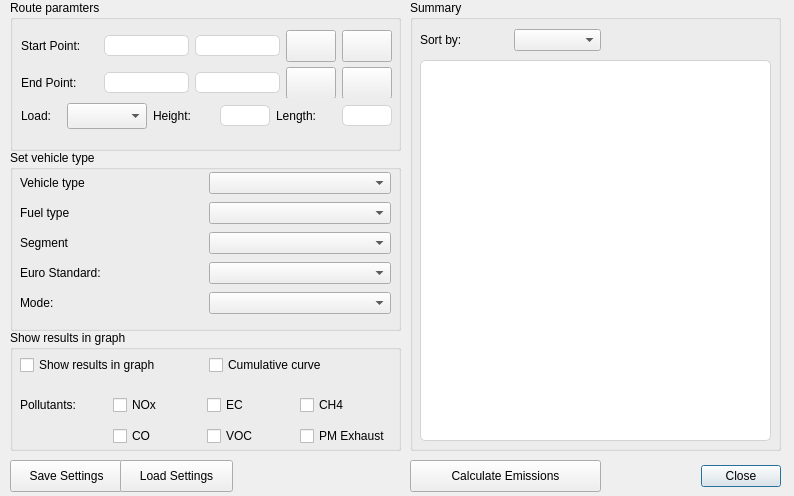
Before: the Qt Designer form road_emission_calculator_dialog_base.ui in NPRA/RoadEmissionCalculator, drawn with Qt 5.
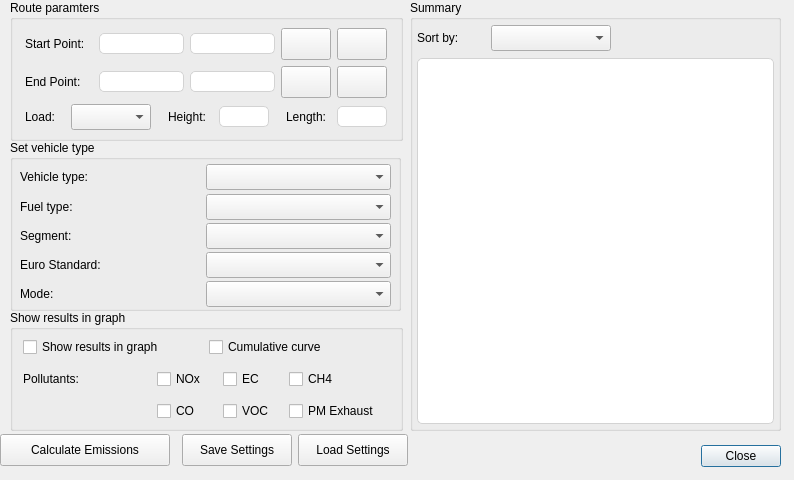
After: the same form once the commit is applied. Icons and pictures are not drawn.

Commit message: - set constraints - bug fixes

```diff
--- a/road_emission_calculator_dialog_base.ui
+++ b/road_emission_calculator_dialog_base.ui
@@ -10,12 +10,33 @@
     <x>0</x>
     <y>0</y>
     <width>794</width>
-    <height>496</height>
+    <height>480</height>
    </rect>
   </property>
+  <property name="sizePolicy">
+   <sizepolicy hsizetype="Fixed" vsizetype="Fixed">
+    <horstretch>0</horstretch>
+    <verstretch>0</verstretch>
+   </sizepolicy>
+  </property>
+  <property name="minimumSize">
+   <size>
+    <width>794</width>
+    <height>480</height>
+   </size>
+  </property>
+  <property name="maximumSize">
+   <size>
+    <width>794</width>
+    <height>480</height>
+   </size>
+  </property>
   <property name="windowTitle">
    <string>Road Emission Calculator</string>
   </property>
+  <property name="sizeGripEnabled">
+   <bool>false</bool>
+  </property>
   <property name="modal">
    <bool>false</bool>
   </property>
@@ -23,7 +44,7 @@
    <property name="geometry">
     <rect>
      <x>610</x>
-     <y>460</y>
+     <y>440</y>
      <width>171</width>
      <height>32</height>
     </rect>
@@ -41,49 +62,90 @@
      <x>410</x>
      <y>0</y>
      <width>371</width>
-     <height>451</height>
+     <height>431</height>
     </rect>
    </property>
    <property name="title">
     <string>Summary</string>
    </property>
+   <layout class="QGridLayout" name="gridLayout_10">
+    <property name="leftMargin">
+     <number>4</number>
+    </property>
+    <property name="topMargin">
+     <number>4</number>
+    </property>
+    <property name="rightMargin">
+     <number>4</number>
+    </property>
+    <property name="bottomMargin">
+     <number>4</number>
+    </property>
+    <item row="0" column="0">
+     <layout class="QGridLayout" name="gridLayout_6">
+      <property name="sizeConstraint">
+       <enum>QLayout::SetFixedSize</enum>
+      </property>
+      <item row="0" column="1">
+       <widget class="QComboBox" name="cmbBoxSortBy">
+        <property name="minimumSize">
+         <size>
+          <width>120</width>
+          <height>26</height>
+         </size>
+        </property>
+        <property name="maximumSize">
+         <size>
+          <width>120</width>
+          <height>26</height>
+         </size>
+        </property>
+       </widget>
+      </item>
+      <item row="0" column="0">
+       <widget class="QLabel" name="label_12">
+        <property name="minimumSize">
+         <size>
+          <width>68</width>
+          <height>28</height>
+         </size>
+        </property>
+        <property name="maximumSize">
+         <size>
+          <width>68</width>
+          <height>28</height>
+         </size>
+        </property>
+        <property name="text">
+         <string>Sort by:</string>
+        </property>
+       </widget>
+      </item>
+      <item row="0" column="2">
+       <spacer name="horizontalSpacer">
+        <property name="orientation">
+         <enum>Qt::Horizontal</enum>
+        </property>
+        <property name="sizeHint" stdset="0">
+         <size>
+          <width>40</width>
+          <height>20</height>
+         </size>
+        </property>
+       </spacer>
+      </item>
+     </layout>
+    </item>
+    <item row="1" column="0">
    <widget class="QListWidget" name="listWidget">
-    <property name="geometry">
-     <rect>
-      <x>10</x>
-      <y>60</y>
-      <width>351</width>
-      <height>381</height>
-     </rect>
-    </property>
     <property name="styleSheet">
      <string notr="true">QListWidget {  
                     border: 1px solid lightgrey; border-radius:5px; background-color: palette(base);}
 </string>
     </property>
    </widget>
-   <widget class="QWidget" name="layoutWidget">
-    <property name="geometry">
-     <rect>
-      <x>10</x>
-      <y>20</y>
-      <width>181</width>
-      <height>41</height>
-     </rect>
-    </property>
-    <layout class="QGridLayout" name="gridLayout_6">
-     <item row="0" column="1">
-      <widget class="QComboBox" name="cmbBoxSortBy"/>
-     </item>
-     <item row="0" column="0">
-      <widget class="QLabel" name="label_12">
-       <property name="text">
-        <string>Sort by:</string>
-       </property>
-      </widget>
-     </item>
-    </layout>
-   </widget>
+    </item>
+   </layout>
   </widget>
   <widget class="QWidget" name="widgetLoading" native="true">
    <property name="enabled">
@@ -94,19 +156,19 @@
      <x>5</x>
      <y>5</y>
      <width>785</width>
-     <height>485</height>
+     <height>470</height>
     </rect>
    </property>
    <property name="minimumSize">
     <size>
      <width>785</width>
-     <height>485</height>
+     <height>470</height>
     </size>
    </property>
    <property name="maximumSize">
     <size>
      <width>785</width>
-     <height>445</height>
+     <height>470</height>
     </size>
    </property>
   </widget>
@@ -114,26 +176,45 @@
    <property name="geometry">
     <rect>
      <x>10</x>
-     <y>330</y>
-     <width>391</width>
+     <y>310</y>
+     <width>393</width>
      <height>121</height>
     </rect>
    </property>
    <property name="title">
     <string>Show results in graph</string>
    </property>
-   <widget class="QWidget" name="layoutWidget">
-    <property name="geometry">
-     <rect>
-      <x>10</x>
-      <y>20</y>
-      <width>371</width>
-      <height>31</height>
-     </rect>
+   <layout class="QGridLayout" name="gridLayout_12">
+    <property name="leftMargin">
+     <number>4</number>
     </property>
+    <property name="topMargin">
+     <number>4</number>
+    </property>
+    <property name="rightMargin">
+     <number>4</number>
+    </property>
+    <property name="bottomMargin">
+     <number>4</number>
+    </property>
+    <item row="0" column="0">
+     <layout class="QGridLayout" name="gridLayout_7">
+      <item row="0" column="0">
     <layout class="QGridLayout" name="gridLayout_4">
      <item row="0" column="1">
       <widget class="QCheckBox" name="checkBoxCumulative">
+          <property name="minimumSize">
+           <size>
+            <width>180</width>
+            <height>26</height>
+           </size>
+          </property>
+          <property name="maximumSize">
+           <size>
+            <width>180</width>
+            <height>26</height>
+           </size>
+          </property>
        <property name="text">
         <string>Cumulative curve</string>
        </property>
@@ -141,25 +222,41 @@
      </item>
      <item row="0" column="0">
       <widget class="QCheckBox" name="checkBoxShowInGraph">
+          <property name="minimumSize">
+           <size>
+            <width>180</width>
+            <height>26</height>
+           </size>
+          </property>
+          <property name="maximumSize">
+           <size>
+            <width>180</width>
+            <height>26</height>
+           </size>
+          </property>
        <property name="text">
         <string>Show results in graph</string>
        </property>
       </widget>
      </item>
     </layout>
-   </widget>
-   <widget class="QWidget" name="layoutWidget">
-    <property name="geometry">
-     <rect>
-      <x>10</x>
-      <y>60</y>
-      <width>371</width>
-      <height>61</height>
-     </rect>
-    </property>
+      </item>
+      <item row="1" column="0">
     <layout class="QGridLayout" name="gridLayout_5">
      <item row="0" column="1">
       <widget class="QCheckBox" name="checkBoxNox">
+          <property name="minimumSize">
+           <size>
+            <width>60</width>
+            <height>26</height>
+           </size>
+          </property>
+          <property name="maximumSize">
+           <size>
+            <width>60</width>
+            <height>26</height>
+           </size>
+          </property>
        <property name="text">
         <string>NOx</string>
        </property>
@@ -167,6 +264,18 @@
      </item>
      <item row="1" column="3">
       <widget class="QCheckBox" name="checkBoxPmExhaust">
+          <property name="minimumSize">
+           <size>
+            <width>100</width>
+            <height>26</height>
+           </size>
+          </property>
+          <property name="maximumSize">
+           <size>
+            <width>100</width>
+            <height>26</height>
+           </size>
+          </property>
        <property name="text">
         <string>PM Exhaust</string>
        </property>
@@ -174,6 +283,18 @@
      </item>
      <item row="0" column="2">
       <widget class="QCheckBox" name="checkBoxEc">
+          <property name="minimumSize">
+           <size>
+            <width>60</width>
+            <height>26</height>
+           </size>
+          </property>
+          <property name="maximumSize">
+           <size>
+            <width>60</width>
+            <height>26</height>
+           </size>
+          </property>
        <property name="text">
         <string>EC</string>
        </property>
@@ -188,6 +309,18 @@
      </item>
      <item row="0" column="3">
       <widget class="QCheckBox" name="checkBoxCh4">
+          <property name="minimumSize">
+           <size>
+            <width>100</width>
+            <height>26</height>
+           </size>
+          </property>
+          <property name="maximumSize">
+           <size>
+            <width>100</width>
+            <height>26</height>
+           </size>
+          </property>
        <property name="text">
         <string>CH4</string>
        </property>
@@ -195,6 +328,18 @@
      </item>
      <item row="1" column="2">
       <widget class="QCheckBox" name="checkBoxVoc">
+          <property name="minimumSize">
+           <size>
+            <width>60</width>
+            <height>26</height>
+           </size>
+          </property>
+          <property name="maximumSize">
+           <size>
+            <width>60</width>
+            <height>26</height>
+           </size>
+          </property>
        <property name="text">
         <string>VOC</string>
        </property>
@@ -202,36 +347,102 @@
      </item>
      <item row="1" column="1">
       <widget class="QCheckBox" name="checkBoxCo">
+          <property name="minimumSize">
+           <size>
+            <width>60</width>
+            <height>26</height>
+           </size>
+          </property>
+          <property name="maximumSize">
+           <size>
+            <width>60</width>
+            <height>26</height>
+           </size>
+          </property>
        <property name="text">
         <string>CO</string>
        </property>
       </widget>
      </item>
     </layout>
-   </widget>
+      </item>
+     </layout>
+    </item>
+   </layout>
   </widget>
   <widget class="QGroupBox" name="groupBoxCalculator">
    <property name="geometry">
     <rect>
      <x>10</x>
      <y>0</y>
-     <width>391</width>
-     <height>151</height>
+     <width>393</width>
+     <height>141</height>
     </rect>
    </property>
    <property name="title">
     <string>Route paramters</string>
    </property>
-   <widget class="QWidget" name="layoutWidget">
-    <property name="geometry">
-     <rect>
-      <x>11</x>
-      <y>30</y>
-      <width>371</width>
-      <height>68</height>
-     </rect>
+   <layout class="QGridLayout" name="gridLayout_11">
+    <property name="leftMargin">
+     <number>4</number>
     </property>
+    <property name="topMargin">
+     <number>4</number>
+    </property>
+    <property name="rightMargin">
+     <number>4</number>
+    </property>
+    <property name="bottomMargin">
+     <number>4</number>
+    </property>
+    <item row="0" column="0">
+     <layout class="QGridLayout" name="gridLayout_9">
+      <item row="0" column="0">
     <layout class="QGridLayout" name="gridLayout">
+        <item row="1" column="2">
+         <widget class="QLineEdit" name="lineEditEndY">
+          <property name="minimumSize">
+           <size>
+            <width>85</width>
+            <height>21</height>
+           </size>
+          </property>
+          <property name="maximumSize">
+           <size>
+            <width>85</width>
+            <height>21</height>
+           </size>
+          </property>
+          <property name="styleSheet">
+           <string notr="true">QLineEdit{border: 1px solid lightgrey; border-radius:5px; }</string>
+          </property>
+         </widget>
+        </item>
+        <item row="0" column="0">
+         <widget class="QLabel" name="label_2">
+          <property name="sizePolicy">
+           <sizepolicy hsizetype="Fixed" vsizetype="Fixed">
+            <horstretch>0</horstretch>
+            <verstretch>0</verstretch>
+           </sizepolicy>
+          </property>
+          <property name="minimumSize">
+           <size>
+            <width>68</width>
+            <height>28</height>
+           </size>
+          </property>
+          <property name="maximumSize">
+           <size>
+            <width>68</width>
+            <height>28</height>
+           </size>
+          </property>
+          <property name="text">
+           <string>Start Point:</string>
+          </property>
+         </widget>
+        </item>
      <item row="1" column="1">
       <widget class="QLineEdit" name="lineEditEndX">
        <property name="minimumSize">
@@ -255,7 +466,7 @@
       <widget class="QLineEdit" name="lineEditStartY">
        <property name="minimumSize">
         <size>
-         <width>85</width>
+            <width>45</width>
          <height>21</height>
         </size>
        </property>
@@ -270,46 +481,14 @@
        </property>
       </widget>
      </item>
-     <item row="1" column="2">
-      <widget class="QLineEdit" name="lineEditEndY">
-       <property name="minimumSize">
-        <size>
-         <width>85</width>
-         <height>21</height>
-        </size>
-       </property>
-       <property name="maximumSize">
-        <size>
-         <width>85</width>
-         <height>21</height>
-        </size>
-       </property>
-       <property name="styleSheet">
-        <string notr="true">QLineEdit{border: 1px solid lightgrey; border-radius:5px; }</string>
-       </property>
-      </widget>
-     </item>
-     <item row="0" column="1">
-      <widget class="QLineEdit" name="lineEditStartX">
-       <property name="minimumSize">
-        <size>
-         <width>85</width>
-         <height>21</height>
-        </size>
-       </property>
-       <property name="maximumSize">
-        <size>
-         <width>85</width>
-         <height>21</height>
-        </size>
-       </property>
-       <property name="styleSheet">
-        <string notr="true">QLineEdit{border: 1px solid lightgrey; border-radius:5px; }</string>
-       </property>
-      </widget>
-     </item>
-     <item row="0" column="4">
-      <widget class="QPushButton" name="btnRemoveStartPoint">
+        <item row="0" column="3">
+         <widget class="QPushButton" name="btnAddStartPoint">
+          <property name="sizePolicy">
+           <sizepolicy hsizetype="Fixed" vsizetype="Fixed">
+            <horstretch>0</horstretch>
+            <verstretch>0</verstretch>
+           </sizepolicy>
+          </property>
        <property name="minimumSize">
         <size>
          <width>50</width>
@@ -327,7 +506,7 @@
        </property>
        <property name="icon">
         <iconset>
-         <normaloff>images/trash_64.png</normaloff>images/trash_64.png</iconset>
+            <normaloff>images/pencil_64.png</normaloff>images/pencil_64.png</iconset>
        </property>
        <property name="autoDefault">
         <bool>false</bool>
@@ -336,6 +515,12 @@
      </item>
      <item row="1" column="4">
       <widget class="QPushButton" name="btnRemoveEndPoint">
+          <property name="sizePolicy">
+           <sizepolicy hsizetype="Fixed" vsizetype="Fixed">
+            <horstretch>0</horstretch>
+            <verstretch>0</verstretch>
+           </sizepolicy>
+          </property>
        <property name="minimumSize">
         <size>
          <width>50</width>
@@ -360,86 +545,129 @@
        </property>
       </widget>
      </item>
-     <item row="1" column="3">
-      <widget class="QPushButton" name="btnAddEndPoint">
-       <property name="minimumSize">
-        <size>
-         <width>50</width>
-         <height>32</height>
-        </size>
-       </property>
-       <property name="maximumSize">
-        <size>
-         <width>50</width>
-         <height>32</height>
-        </size>
-       </property>
-       <property name="text">
-        <string/>
-       </property>
-       <property name="icon">
-        <iconset>
-         <normaloff>images/pencil_64.png</normaloff>images/pencil_64.png</iconset>
-       </property>
-       <property name="autoDefault">
-        <bool>false</bool>
-       </property>
-      </widget>
-     </item>
-     <item row="0" column="3">
-      <widget class="QPushButton" name="btnAddStartPoint">
-       <property name="minimumSize">
-        <size>
-         <width>50</width>
-         <height>32</height>
-        </size>
-       </property>
-       <property name="maximumSize">
-        <size>
-         <width>50</width>
-         <height>32</height>
-        </size>
-       </property>
-       <property name="text">
-        <string/>
-       </property>
-       <property name="icon">
-        <iconset>
-         <normaloff>images/pencil_64.png</normaloff>images/pencil_64.png</iconset>
-       </property>
-       <property name="autoDefault">
-        <bool>false</bool>
-       </property>
-      </widget>
-     </item>
      <item row="1" column="0">
       <widget class="QLabel" name="label_4">
+          <property name="sizePolicy">
+           <sizepolicy hsizetype="Fixed" vsizetype="Fixed">
+            <horstretch>0</horstretch>
+            <verstretch>0</verstretch>
+           </sizepolicy>
+          </property>
+          <property name="minimumSize">
+           <size>
+            <width>68</width>
+            <height>28</height>
+           </size>
+          </property>
+          <property name="maximumSize">
+           <size>
+            <width>68</width>
+            <height>28</height>
+           </size>
+          </property>
        <property name="text">
         <string>End Point:</string>
        </property>
       </widget>
      </item>
-     <item row="0" column="0">
-      <widget class="QLabel" name="label_2">
+        <item row="0" column="4">
+         <widget class="QPushButton" name="btnRemoveStartPoint">
+          <property name="sizePolicy">
+           <sizepolicy hsizetype="Fixed" vsizetype="Fixed">
+            <horstretch>0</horstretch>
+            <verstretch>0</verstretch>
+           </sizepolicy>
+          </property>
+          <property name="minimumSize">
+           <size>
+            <width>50</width>
+            <height>32</height>
+           </size>
+          </property>
+          <property name="maximumSize">
+           <size>
+            <width>50</width>
+            <height>32</height>
+           </size>
+          </property>
        <property name="text">
-        <string>Start Point:</string>
+           <string/>
+          </property>
+          <property name="icon">
+           <iconset>
+            <normaloff>images/trash_64.png</normaloff>images/trash_64.png</iconset>
+          </property>
+          <property name="autoDefault">
+           <bool>false</bool>
+          </property>
+         </widget>
+        </item>
+        <item row="0" column="1">
+         <widget class="QLineEdit" name="lineEditStartX">
+          <property name="minimumSize">
+           <size>
+            <width>85</width>
+            <height>21</height>
+           </size>
+          </property>
+          <property name="maximumSize">
+           <size>
+            <width>85</width>
+            <height>21</height>
+           </size>
+          </property>
+          <property name="styleSheet">
+           <string notr="true">QLineEdit{border: 1px solid lightgrey; border-radius:5px; }</string>
+          </property>
+         </widget>
+        </item>
+        <item row="1" column="3">
+         <widget class="QPushButton" name="btnAddEndPoint">
+          <property name="sizePolicy">
+           <sizepolicy hsizetype="Fixed" vsizetype="Fixed">
+            <horstretch>0</horstretch>
+            <verstretch>0</verstretch>
+           </sizepolicy>
+          </property>
+          <property name="minimumSize">
+           <size>
+            <width>50</width>
+            <height>32</height>
+           </size>
+          </property>
+          <property name="maximumSize">
+           <size>
+            <width>50</width>
+            <height>32</height>
+           </size>
+          </property>
+          <property name="text">
+           <string/>
+          </property>
+          <property name="icon">
+           <iconset>
+            <normaloff>images/pencil_64.png</normaloff>images/pencil_64.png</iconset>
+          </property>
+          <property name="autoDefault">
+           <bool>false</bool>
        </property>
       </widget>
      </item>
     </layout>
-   </widget>
-   <widget class="QWidget" name="layoutWidget">
-    <property name="geometry">
-     <rect>
-      <x>11</x>
-      <y>96</y>
-      <width>371</width>
-      <height>41</height>
-     </rect>
-    </property>
+      </item>
+      <item row="1" column="0">
     <layout class="QGridLayout" name="gridLayout_2">
+        <property name="sizeConstraint">
+         <enum>QLayout::SetFixedSize</enum>
+        </property>
      <item row="0" column="1">
       <widget class="QComboBox" name="cmbBoxLoad">
+          <property name="sizePolicy">
+           <sizepolicy hsizetype="Fixed" vsizetype="Fixed">
+            <horstretch>0</horstretch>
+            <verstretch>0</verstretch>
+           </sizepolicy>
+          </property>
        <property name="minimumSize">
         <size>
          <width>80</width>
@@ -452,10 +680,90 @@
          <height>26</height>
         </size>
        </property>
-      </widget>
-     </item>
-     <item row="0" column="4">
+          <property name="sizeIncrement">
+           <size>
+            <width>80</width>
+            <height>26</height>
+           </size>
+          </property>
+          <property name="baseSize">
+           <size>
+            <width>80</width>
+            <height>26</height>
+           </size>
+          </property>
+         </widget>
+        </item>
+        <item row="0" column="5">
+         <widget class="QLineEdit" name="lineEditLength">
+          <property name="sizePolicy">
+           <sizepolicy hsizetype="Preferred" vsizetype="Preferred">
+            <horstretch>0</horstretch>
+            <verstretch>0</verstretch>
+           </sizepolicy>
+          </property>
+          <property name="minimumSize">
+           <size>
+            <width>50</width>
+            <height>21</height>
+           </size>
+          </property>
+          <property name="maximumSize">
+           <size>
+            <width>50</width>
+            <height>21</height>
+           </size>
+          </property>
+          <property name="styleSheet">
+           <string notr="true">QLineEdit{border: 1px solid lightgrey; border-radius:5px; }</string>
+          </property>
+         </widget>
+        </item>
+        <item row="0" column="2" alignment="Qt::AlignRight">
+         <widget class="QLabel" name="label">
+          <property name="sizePolicy">
+           <sizepolicy hsizetype="Preferred" vsizetype="Preferred">
+            <horstretch>0</horstretch>
+            <verstretch>0</verstretch>
+           </sizepolicy>
+          </property>
+          <property name="minimumSize">
+           <size>
+            <width>45</width>
+            <height>26</height>
+           </size>
+          </property>
+          <property name="maximumSize">
+           <size>
+            <width>45</width>
+            <height>26</height>
+           </size>
+          </property>
+          <property name="text">
+           <string>Height:</string>
+          </property>
+         </widget>
+        </item>
+        <item row="0" column="4" alignment="Qt::AlignRight">
       <widget class="QLabel" name="label_5">
+          <property name="sizePolicy">
+           <sizepolicy hsizetype="Preferred" vsizetype="Preferred">
+            <horstretch>0</horstretch>
+            <verstretch>0</verstretch>
+           </sizepolicy>
+          </property>
+          <property name="minimumSize">
+           <size>
+            <width>45</width>
+            <height>26</height>
+           </size>
+          </property>
+          <property name="maximumSize">
+           <size>
+            <width>45</width>
+            <height>26</height>
+           </size>
+          </property>
        <property name="text">
         <string>Length:</string>
        </property>
@@ -463,6 +771,12 @@
      </item>
      <item row="0" column="3">
       <widget class="QLineEdit" name="lineEditHeight">
+          <property name="sizePolicy">
+           <sizepolicy hsizetype="Preferred" vsizetype="Preferred">
+            <horstretch>0</horstretch>
+            <verstretch>0</verstretch>
+           </sizepolicy>
+          </property>
        <property name="minimumSize">
         <size>
          <width>50</width>
@@ -482,16 +796,22 @@
      </item>
      <item row="0" column="0">
       <widget class="QLabel" name="label_11">
+          <property name="sizePolicy">
+           <sizepolicy hsizetype="Preferred" vsizetype="Preferred">
+            <horstretch>0</horstretch>
+            <verstretch>0</verstretch>
+           </sizepolicy>
+          </property>
        <property name="minimumSize">
         <size>
          <width>40</width>
-         <height>0</height>
+            <height>26</height>
         </size>
        </property>
        <property name="maximumSize">
         <size>
          <width>40</width>
-         <height>16777215</height>
+            <height>26</height>
         </size>
        </property>
        <property name="text">
@@ -499,113 +819,75 @@
        </property>
       </widget>
      </item>
-     <item row="0" column="2">
-      <widget class="QLabel" name="label">
-       <property name="text">
-        <string>Height:</string>
-       </property>
-      </widget>
-     </item>
-     <item row="0" column="5">
-      <widget class="QLineEdit" name="lineEditLength">
-       <property name="minimumSize">
-        <size>
-         <width>50</width>
-         <height>21</height>
-        </size>
-       </property>
-       <property name="maximumSize">
-        <size>
-         <width>50</width>
-         <height>21</height>
-        </size>
-       </property>
-       <property name="styleSheet">
-        <string notr="true">QLineEdit{border: 1px solid lightgrey; border-radius:5px; }</string>
-       </property>
-      </widget>
-     </item>
-    </layout>
-   </widget>
-  </widget>
-  <widget class="QPushButton" name="btnGetEmissions">
-   <property name="geometry">
-    <rect>
-     <x>410</x>
-     <y>460</y>
-     <width>191</width>
-     <height>32</height>
-    </rect>
-   </property>
-   <property name="text">
-    <string>Calculate Emissions</string>
-   </property>
-   <property name="autoDefault">
-    <bool>false</bool>
-   </property>
-  </widget>
-  <widget class="QPushButton" name="btnSaveSettings">
-   <property name="enabled">
-    <bool>true</bool>
-   </property>
-   <property name="geometry">
-    <rect>
-     <x>10</x>
-     <y>460</y>
-     <width>113</width>
-     <height>32</height>
-    </rect>
-   </property>
-   <property name="text">
-    <string>Save Settings</string>
-   </property>
-   <property name="autoDefault">
-    <bool>false</bool>
-   </property>
-  </widget>
-  <widget class="QPushButton" name="btnLoadSettings">
-   <property name="geometry">
-    <rect>
-     <x>120</x>
-     <y>460</y>
-     <width>113</width>
-     <height>32</height>
-    </rect>
-   </property>
-   <property name="text">
-    <string>Load Settings</string>
-   </property>
-   <property name="autoDefault">
-    <bool>false</bool>
-   </property>
+       </layout>
+      </item>
+     </layout>
+    </item>
+   </layout>
   </widget>
   <widget class="QGroupBox" name="groupBox_3">
    <property name="geometry">
     <rect>
      <x>10</x>
-     <y>150</y>
+     <y>140</y>
      <width>391</width>
-     <height>181</height>
+     <height>171</height>
     </rect>
    </property>
    <property name="title">
     <string>Set vehicle type</string>
    </property>
-   <widget class="QWidget" name="layoutWidget">
-    <property name="geometry">
-     <rect>
-      <x>10</x>
-      <y>20</y>
-      <width>371</width>
-      <height>146</height>
-     </rect>
+   <layout class="QGridLayout" name="gridLayout_8">
+    <property name="leftMargin">
+     <number>4</number>
     </property>
+    <property name="topMargin">
+     <number>4</number>
+    </property>
+    <property name="rightMargin">
+     <number>4</number>
+    </property>
+    <property name="bottomMargin">
+     <number>4</number>
+    </property>
+    <item row="0" column="0">
     <layout class="QGridLayout" name="gridLayout_3">
      <item row="2" column="1">
-      <widget class="QComboBox" name="cmbBoxSegment"/>
+       <widget class="QComboBox" name="cmbBoxSegment">
+        <property name="sizePolicy">
+         <sizepolicy hsizetype="Fixed" vsizetype="Fixed">
+          <horstretch>0</horstretch>
+          <verstretch>0</verstretch>
+         </sizepolicy>
+        </property>
+        <property name="minimumSize">
+         <size>
+          <width>185</width>
+          <height>26</height>
+         </size>
+        </property>
+        <property name="maximumSize">
+         <size>
+          <width>185</width>
+          <height>26</height>
+         </size>
+        </property>
+       </widget>
      </item>
      <item row="3" column="0">
       <widget class="QLabel" name="label_10">
+        <property name="minimumSize">
+         <size>
+          <width>180</width>
+          <height>26</height>
+         </size>
+        </property>
+        <property name="maximumSize">
+         <size>
+          <width>180</width>
+          <height>26</height>
+         </size>
+        </property>
        <property name="text">
         <string>Euro Standard:</string>
        </property>
@@ -613,19 +895,87 @@
      </item>
      <item row="4" column="0">
       <widget class="QLabel" name="label_6">
+        <property name="minimumSize">
+         <size>
+          <width>180</width>
+          <height>26</height>
+         </size>
+        </property>
+        <property name="maximumSize">
+         <size>
+          <width>180</width>
+          <height>26</height>
+         </size>
+        </property>
        <property name="text">
         <string>Mode:</string>
        </property>
       </widget>
      </item>
      <item row="4" column="1">
-      <widget class="QComboBox" name="cmbBoxMode"/>
+       <widget class="QComboBox" name="cmbBoxMode">
+        <property name="sizePolicy">
+         <sizepolicy hsizetype="Fixed" vsizetype="Fixed">
+          <horstretch>0</horstretch>
+          <verstretch>0</verstretch>
+         </sizepolicy>
+        </property>
+        <property name="minimumSize">
+         <size>
+          <width>185</width>
+          <height>26</height>
+         </size>
+        </property>
+        <property name="maximumSize">
+         <size>
+          <width>185</width>
+          <height>26</height>
+         </size>
+        </property>
+       </widget>
      </item>
      <item row="3" column="1">
-      <widget class="QComboBox" name="cmbBoxEuroStd"/>
+       <widget class="QComboBox" name="cmbBoxEuroStd">
+        <property name="sizePolicy">
+         <sizepolicy hsizetype="Fixed" vsizetype="Fixed">
+          <horstretch>0</horstretch>
+          <verstretch>0</verstretch>
+         </sizepolicy>
+        </property>
+        <property name="minimumSize">
+         <size>
+          <width>185</width>
+          <height>26</height>
+         </size>
+        </property>
+        <property name="maximumSize">
+         <size>
+          <width>185</width>
+          <height>26</height>
+         </size>
+        </property>
+       </widget>
      </item>
      <item row="1" column="1">
       <widget class="QComboBox" name="cmbBoxFuelType">
+        <property name="sizePolicy">
+         <sizepolicy hsizetype="Fixed" vsizetype="Fixed">
+          <horstretch>0</horstretch>
+          <verstretch>0</verstretch>
+         </sizepolicy>
+        </property>
+        <property name="minimumSize">
+         <size>
+          <width>185</width>
+          <height>26</height>
+         </size>
+        </property>
+        <property name="maximumSize">
+         <size>
+          <width>185</width>
+          <height>26</height>
+         </size>
+        </property>
        <property name="sizeAdjustPolicy">
         <enum>QComboBox::AdjustToContents</enum>
        </property>
@@ -633,6 +983,24 @@
      </item>
      <item row="0" column="1">
       <widget class="QComboBox" name="cmbBoxVehicleType">
+        <property name="sizePolicy">
+         <sizepolicy hsizetype="Fixed" vsizetype="Fixed">
+          <horstretch>0</horstretch>
+          <verstretch>0</verstretch>
+         </sizepolicy>
+        </property>
+        <property name="minimumSize">
+         <size>
+          <width>185</width>
+          <height>26</height>
+         </size>
+        </property>
+        <property name="maximumSize">
+         <size>
+          <width>185</width>
+          <height>26</height>
+         </size>
+        </property>
        <property name="editable">
         <bool>false</bool>
        </property>
@@ -643,29 +1011,171 @@
      </item>
      <item row="0" column="0">
       <widget class="QLabel" name="label_7">
+        <property name="sizePolicy">
+         <sizepolicy hsizetype="Fixed" vsizetype="Fixed">
+          <horstretch>0</horstretch>
+          <verstretch>0</verstretch>
+         </sizepolicy>
+        </property>
+        <property name="minimumSize">
+         <size>
+          <width>180</width>
+          <height>26</height>
+         </size>
+        </property>
+        <property name="maximumSize">
+         <size>
+          <width>180</width>
+          <height>26</height>
+         </size>
+        </property>
        <property name="text">
-        <string>Vehicle type</string>
+         <string>Vehicle type:</string>
        </property>
       </widget>
      </item>
      <item row="2" column="0">
       <widget class="QLabel" name="label_9">
+        <property name="minimumSize">
+         <size>
+          <width>180</width>
+          <height>26</height>
+         </size>
+        </property>
+        <property name="maximumSize">
+         <size>
+          <width>180</width>
+          <height>26</height>
+         </size>
+        </property>
        <property name="text">
-        <string>Segment</string>
+         <string>Segment:</string>
        </property>
       </widget>
      </item>
      <item row="1" column="0">
       <widget class="QLabel" name="label_8">
+        <property name="minimumSize">
+         <size>
+          <width>180</width>
+          <height>26</height>
+         </size>
+        </property>
+        <property name="maximumSize">
+         <size>
+          <width>180</width>
+          <height>26</height>
+         </size>
+        </property>
+        <property name="sizeIncrement">
+         <size>
+          <width>0</width>
+          <height>0</height>
+         </size>
+        </property>
        <property name="text">
-        <string>Fuel type</string>
+         <string>Fuel type:</string>
        </property>
       </widget>
      </item>
     </layout>
-   </widget>
-  </widget>
-  <zorder>widgetLoading</zorder>
+    </item>
+   </layout>
+  </widget>
+  <widget class="QWidget" name="">
+   <property name="geometry">
+    <rect>
+     <x>0</x>
+     <y>430</y>
+     <width>408</width>
+     <height>41</height>
+    </rect>
+   </property>
+   <layout class="QGridLayout" name="gridLayout_13">
+    <item row="0" column="2">
+     <widget class="QPushButton" name="btnSaveSettings">
+      <property name="enabled">
+       <bool>true</bool>
+      </property>
+      <property name="minimumSize">
+       <size>
+        <width>110</width>
+        <height>32</height>
+       </size>
+      </property>
+      <property name="maximumSize">
+       <size>
+        <width>110</width>
+        <height>32</height>
+       </size>
+      </property>
+      <property name="text">
+       <string>Save Settings</string>
+      </property>
+      <property name="autoDefault">
+       <bool>false</bool>
+      </property>
+     </widget>
+    </item>
+    <item row="0" column="0">
+     <widget class="QPushButton" name="btnGetEmissions">
+      <property name="minimumSize">
+       <size>
+        <width>170</width>
+        <height>32</height>
+       </size>
+      </property>
+      <property name="maximumSize">
+       <size>
+        <width>170</width>
+        <height>32</height>
+       </size>
+      </property>
+      <property name="text">
+       <string>Calculate Emissions</string>
+      </property>
+      <property name="autoDefault">
+       <bool>false</bool>
+      </property>
+     </widget>
+    </item>
+    <item row="0" column="3">
+     <widget class="QPushButton" name="btnLoadSettings">
+      <property name="minimumSize">
+       <size>
+        <width>110</width>
+        <height>32</height>
+       </size>
+      </property>
+      <property name="maximumSize">
+       <size>
+        <width>110</width>
+        <height>32</height>
+       </size>
+      </property>
+      <property name="text">
+       <string>Load Settings</string>
+      </property>
+      <property name="autoDefault">
+       <bool>false</bool>
+      </property>
+     </widget>
+    </item>
+    <item row="0" column="1">
+     <spacer name="horizontalSpacer_2">
+      <property name="orientation">
+       <enum>Qt::Horizontal</enum>
+      </property>
+      <property name="sizeHint" stdset="0">
+       <size>
+        <width>40</width>
+        <height>20</height>
+       </size>
+      </property>
+     </spacer>
+    </item>
+   </layout>
+  </widget>
   <zorder>button_box</zorder>
   <zorder>groupBox_2</zorder>
   <zorder>groupBox</zorder>
@@ -674,6 +1184,7 @@
   <zorder>btnSaveSettings</zorder>
   <zorder>btnLoadSettings</zorder>
   <zorder>groupBox_3</zorder>
+  <zorder>widgetLoading</zorder>
  </widget>
  <resources/>
  <connections>
```
Lines whose indentation alone changed are shown as unchanged. The commit also changes 4 other files.
